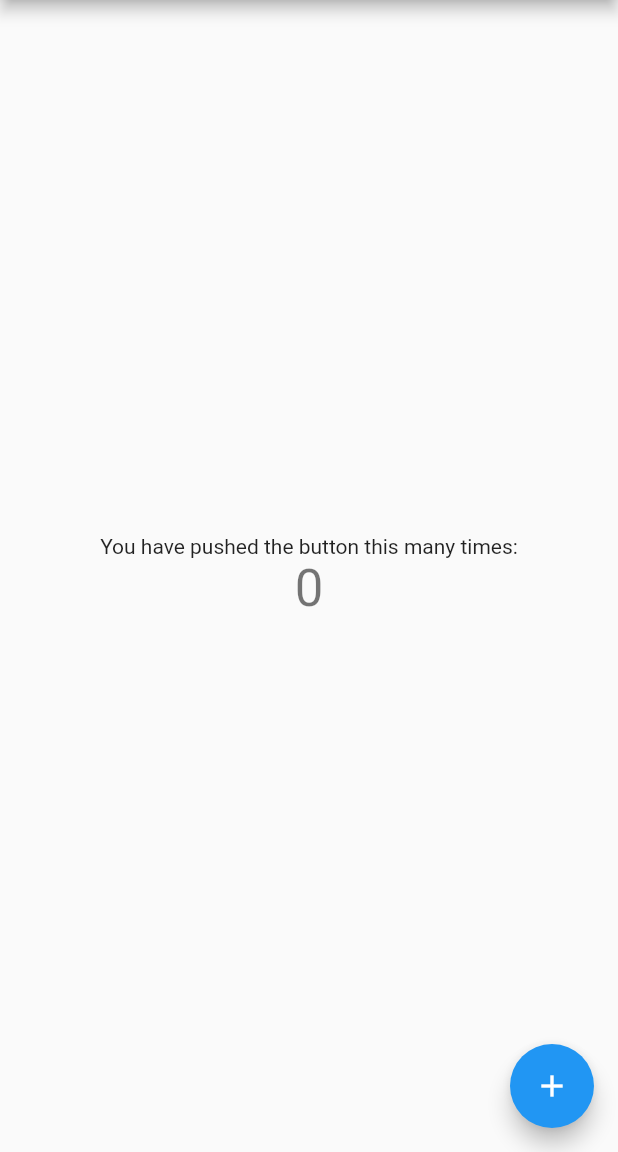
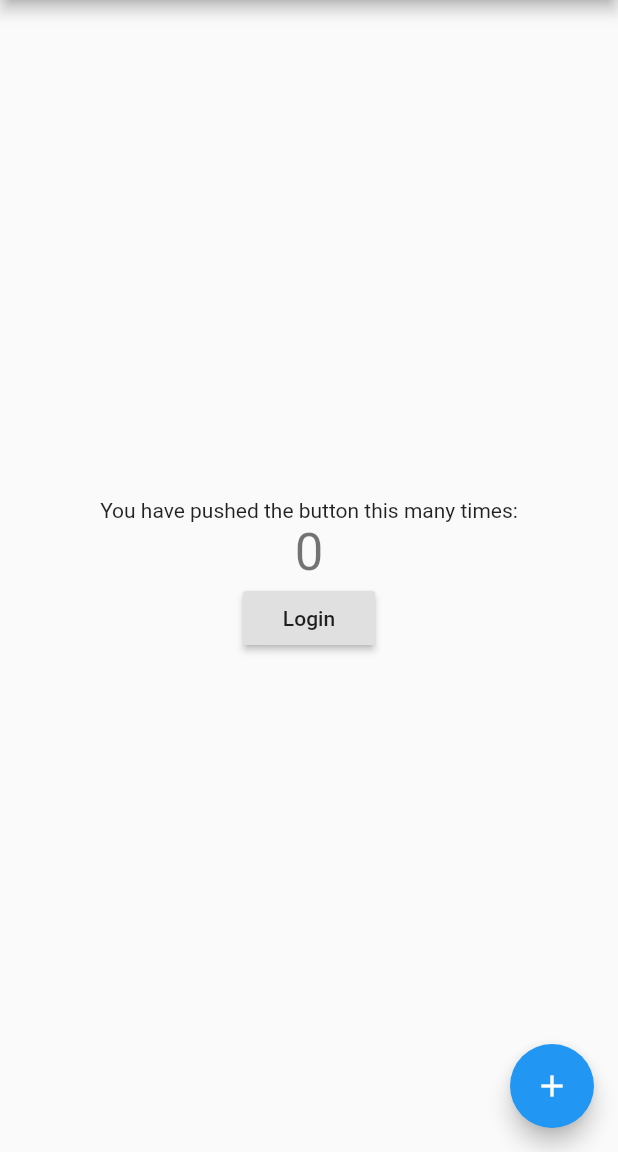
Before and after one commit to arj1496/flutter_app, a Flutter app: the screen it shows after launch, on a phone screen of 412 x 824 dp, the part 84-1236 px from its top. Run offline on Flutter 3.47's test engine with Material 2 defaults, Android fonts, the phone set to English and light mode, and no system bars.

Commit message:
@akshata change
Add Login button in main.

```diff
--- a/lib/main.dart
+++ b/lib/main.dart
@@ -98,6 +98,12 @@ class _MyHomePageState extends State<MyHomePage> {
               '$_counter',
               style: Theme.of(context).textTheme.display1,
             ),
+            RaisedButton(
+                child: Text('Login'),
+                onPressed: () {
+
+                }
+            ),
           ],
         ),
       ),
```
